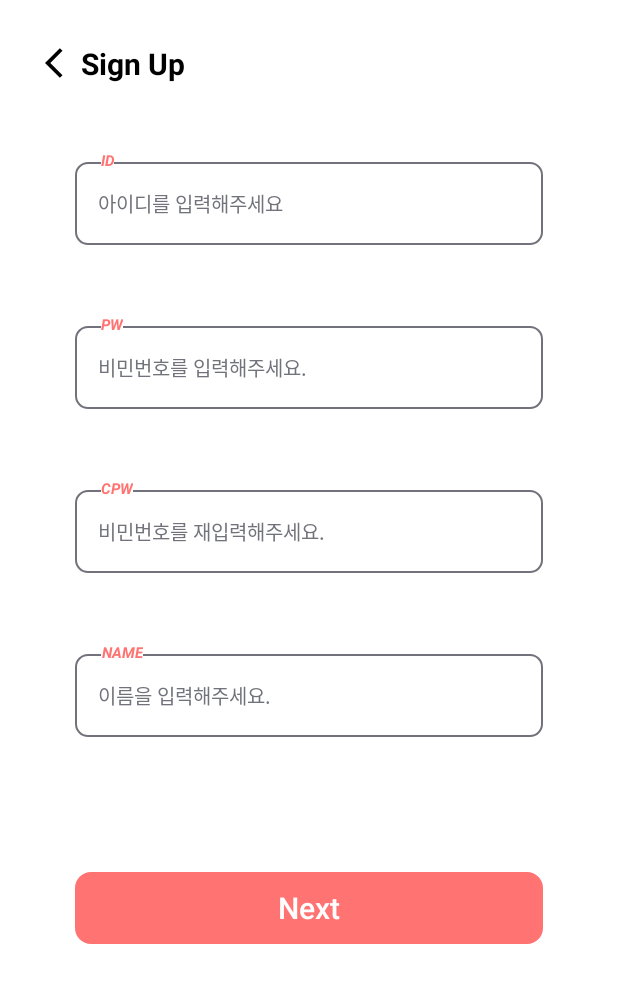
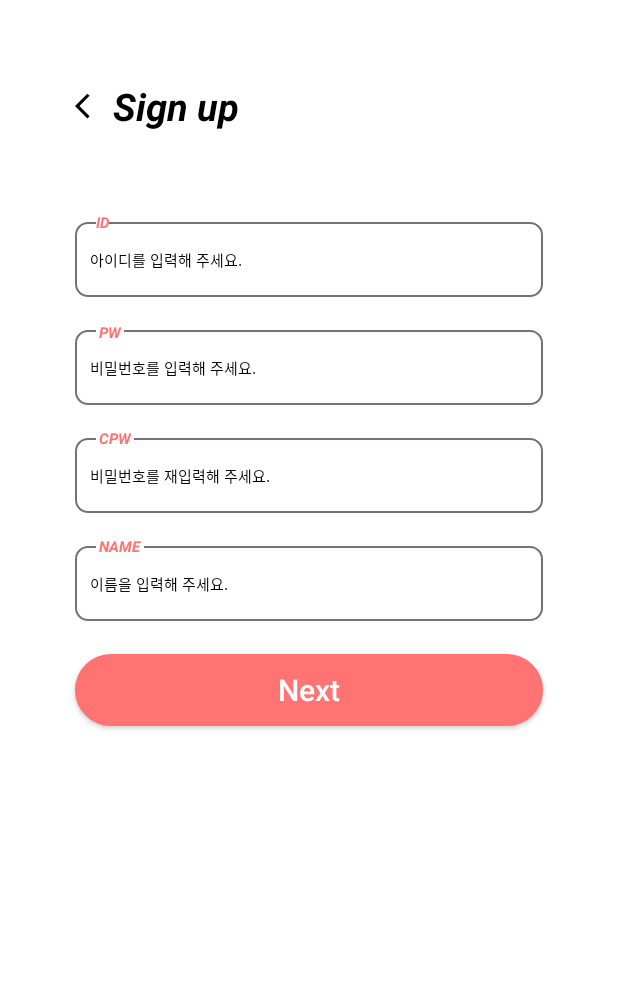
Before and after one commit to Depplication/Dion_kotlin, an Android app: the JoinActivity screen opened directly, with no data from a screen before it, on a phone screen of 412 x 824 dp. Shown: the top 983 px of the screen. Run offline under Robolectric (Android 15) with nearby library versions, the phone set to English and light mode, and no system bars; our stand-ins replace data binding; network calls fail.

Commit message:
Modify: 코드 전체적으로 수정

```diff
--- a/app/src/main/java/kr/hs/dion_kotlin/RetrofitBuilder.kt
+++ b/app/src/main/java/kr/hs/dion_kotlin/RetrofitBuilder.kt
@@ -8,7 +8,7 @@ import retrofit2.converter.gson.GsonConverterFactory
 object RetrofitBuilder {
     val okHttpClient = OkHttpClient.Builder().addInterceptor(AuthInterceptor()).build()
     var api: API
-    private var serverIP: String = "61.97.187.175:3309/"
+    private var serverIP: String = "61.97.187.175:8080/dion/"
 
     init {
         val retrofit = Retrofit.Builder()
--- /dev/null
+++ b/app/src/main/res/drawable/et_style.xml
@@ -0,0 +1,33 @@
+<?xml version="1.0" encoding="utf-8"?>
+
+<selector xmlns:android="http://schemas.android.com/apk/res/android">
+    <item android:state_focused="true">
+        <shape xmlns:android="http://schemas.android.com/apk/res/android" android:shape="rectangle">
+            <padding android:left="5dp"
+                android:top="5dp"
+                android:right="5dp"
+                android:bottom="5dp"/>
+            <stroke
+                android:width="1dp"
+                android:color="#FF613A" />
+            <corners android:radius="8dp"/>
+            <solid
+                android:color="#FFFFFF" />
+        </shape>
+    </item>
+
+    <item android:state_focused="false">
+        <shape xmlns:android="http://schemas.android.com/apk/res/android" android:shape="rectangle">
+            <padding android:left="5dp"
+                android:top="5dp"
+                android:right="5dp"
+                android:bottom="5dp"/>
+            <stroke
+                android:width="1dp"
+                android:color="@color/Gray" />
+            <corners android:radius="8dp"/>
+            <solid
+                android:color="#FFFFFF" />
+        </shape>
+    </item>
+</selector>
--- a/app/src/main/res/drawable/round_border_gray.xml
+++ /dev/null
@@ -1,10 +0,0 @@
-<?xml version="1.0" encoding="utf-8"?>
-<shape xmlns:android="http://schemas.android.com/apk/res/android">
-    <padding android:left="5dp"
-        android:top="5dp"
-        android:right="5dp"
-        android:bottom="5dp"/>
-    <corners android:radius="8dp" />
-    <stroke android:width="1dp" android:color="@color/Gray"/>
-    <solid android:color="@null"/>
-</shape>
--- a/app/src/main/res/drawable/round_full_main.xml
+++ b/app/src/main/res/drawable/round_full_main.xml
@@ -1,6 +1,6 @@
 <?xml version="1.0" encoding="utf-8"?>
 <shape xmlns:android="http://schemas.android.com/apk/res/android">
-    <corners android:radius="10dp" />
+    <corners android:radius="50dp" />
     <stroke android:width="1dp" android:color="@color/MainColor"/>
     <solid android:color="@color/MainColor"/>
 </shape>
--- a/app/src/main/res/layout/activity_join.xml
+++ b/app/src/main/res/layout/activity_join.xml
@@ -23,196 +23,200 @@
             android:focusableInTouchMode="true"
             android:padding="10dp" >
 
-            <ImageView
-                android:id="@+id/back_arrow"
+            <LinearLayout
+                android:id="@+id/back_layout"
+                android:layout_width="0dp"
+                android:layout_height="wrap_content"
+                android:layout_marginHorizontal="40dp"
+                android:layout_marginTop="43dp"
+                android:gravity="center_vertical"
+                android:orientation="horizontal"
+                app:layout_constraintEnd_toEndOf="parent"
+                app:layout_constraintStart_toStartOf="parent"
+                app:layout_constraintTop_toTopOf="parent">
+
+                <ImageView
+                    android:id="@+id/back_Arrow"
+                    android:layout_width="20dp"
+                    android:layout_height="20dp"
+                    android:src="@drawable/back_arrow" />
+
+                <TextView
+                    android:id="@+id/M2"
+                    android:layout_width="wrap_content"
+                    android:layout_height="wrap_content"
+                    android:paddingLeft="5dp"
+                    android:text="Sign up"
+                    android:textColor="@color/black"
+                    android:textSize="25dp"
+                    android:textStyle="italic|bold" />
+            </LinearLayout>
+
+
+            <EditText
+                android:id="@+id/id_call_et"
+                android:layout_width="0dp"
+                android:layout_height="50dp"
+                android:layout_marginTop="60dp"
+                android:autofillHints="name"
+                android:background="@drawable/et_style"
+                android:hint="아이디를 입력해 주세요."
+                android:paddingLeft="10dp"
+                android:textColor="@color/black"
+                android:textColorHint="@color/black"
+                android:textSize="10sp"
+                app:layout_constraintEnd_toEndOf="@id/back_layout"
+                app:layout_constraintStart_toStartOf="@id/back_layout"
+                app:layout_constraintTop_toBottomOf="@id/back_layout" />
+
+            <TextView
+                android:id="@+id/tv_id_call"
                 android:layout_width="wrap_content"
                 android:layout_height="wrap_content"
-                android:src="@drawable/back_arrow"
-                app:layout_constraintTop_toTopOf="parent"
-                app:layout_constraintStart_toStartOf="parent"
-                android:layout_marginTop="20dp"
-                android:layout_marginStart="20dp" />
-
-            <TextView
-                android:layout_width="wrap_content"
-                android:layout_height="wrap_content"
-                android:text="Sign Up"
-                android:textColor="@color/black"
-                android:textSize="20sp"
-                android:textStyle="bold"
-                app:layout_constraintStart_toEndOf="@id/back_arrow"
-                app:layout_constraintTop_toTopOf="@id/back_arrow"
-                app:layout_constraintBottom_toBottomOf="@id/back_arrow" />
-
-            <TextView
-                android:id="@+id/tv_Id_Call"
-                android:layout_width="wrap_content"
-                android:layout_height="wrap_content"
-                android:layout_marginStart="57dp"
-                android:layout_marginTop="46dp"
+                android:layout_marginStart="54dp"
+                android:layout_marginTop="53dp"
                 android:background="@color/white"
-                android:gravity="center"
                 android:text="ID"
                 android:textColor="@color/MainColor"
                 android:textSize="10sp"
-                android:textStyle="bold|italic"
+                android:textStyle="italic|bold"
                 app:layout_constraintStart_toStartOf="parent"
-                app:layout_constraintTop_toBottomOf="@id/back_arrow" />
+                app:layout_constraintTop_toBottomOf="@id/back_layout" />
 
+
+            <!--1-->
             <EditText
-                android:id="@+id/Id_Call_ET"
-                android:layout_width="match_parent"
-                android:layout_height="wrap_content"
-                android:layout_marginStart="40dp"
-                android:layout_marginTop="8dp"
-                android:layout_marginEnd="40dp"
-                android:background="@drawable/round_border_gray"
-                android:hint="아이디를 입력해주세요"
-                android:paddingStart="15dp"
+                android:id="@+id/pw_address_et"
+                android:layout_width="0dp"
+                android:layout_height="50dp"
+                android:layout_marginTop="22dp"
+                android:autofillHints="name"
+                android:background="@drawable/et_style"
+                android:hint="비밀번호를 입력해 주세요."
                 android:paddingLeft="10dp"
-                android:paddingTop="17dp"
-                android:paddingBottom="17dp"
-                android:singleLine="true"
-                android:textColorHint="@color/Gray"
-                android:textSize="13sp"
-                app:layout_constraintTop_toTopOf="@id/tv_Id_Call" />
-
-            <TextView
-                android:id="@+id/tv_Pw_Address"
-                android:layout_width="wrap_content"
-                android:layout_height="wrap_content"
-                android:layout_marginTop="46dp"
-                android:background="@color/white"
-                android:gravity="center"
-                android:text="PW"
-                android:textColor="@color/MainColor"
+                android:textColor="@color/black"
+                android:textColorHint="@color/black"
                 android:textSize="10sp"
-                android:textStyle="bold|italic"
-                app:layout_constraintStart_toStartOf="@id/tv_Id_Call"
-                app:layout_constraintTop_toBottomOf="@id/Id_Call_ET" />
-
-            <EditText
-                android:id="@+id/Pw_Address_ET"
-                android:layout_width="match_parent"
-                android:layout_height="wrap_content"
-                android:layout_marginStart="40dp"
-                android:layout_marginTop="8dp"
-                android:layout_marginEnd="40dp"
-                android:background="@drawable/round_border_gray"
-                android:hint="비민번호를 입력해주세요."
-                android:paddingStart="15dp"
-                android:paddingLeft="10dp"
-                android:paddingTop="17dp"
-                android:paddingBottom="17dp"
-                android:singleLine="true"
-                android:textColorHint="@color/Gray"
-                android:textSize="13sp"
-                app:layout_constraintTop_toTopOf="@id/tv_Pw_Address" />
+                app:layout_constraintEnd_toEndOf="@id/back_layout"
+                app:layout_constraintStart_toStartOf="@id/back_layout"
+                app:layout_constraintTop_toBottomOf="@id/id_call_et" />
 
             <ImageView
-                android:id="@+id/Address_Btn"
-                android:layout_marginVertical="15dp"
+                android:id="@+id/address_btn"
                 android:layout_width="wrap_content"
                 android:layout_height="0dp"
                 android:adjustViewBounds="true"
                 android:src="@drawable/search"
-                app:layout_constraintTop_toTopOf="@id/Pw_Address_ET"
-                app:layout_constraintBottom_toBottomOf="@id/Pw_Address_ET"
-                app:layout_constraintEnd_toEndOf="@id/Pw_Address_ET"
-                android:layout_marginEnd="10dp"
-                android:visibility="gone"/>
+                android:visibility="gone"
+                app:layout_constraintTop_toTopOf="@id/pw_address_et"
+                app:layout_constraintBottom_toBottomOf="@id/pw_address_et"
+                app:layout_constraintEnd_toEndOf="@id/pw_address_et"
+                android:layout_margin="10dp" />
 
             <TextView
-                android:id="@+id/tv_CPw_Bank"
+                android:id="@+id/tv_pw_address"
                 android:layout_width="wrap_content"
                 android:layout_height="wrap_content"
-                android:layout_marginTop="46dp"
+                android:layout_marginTop="59dp"
                 android:background="@color/white"
-                android:gravity="center"
+                android:paddingHorizontal="2dp"
+                android:text="PW"
+                android:textColor="@color/MainColor"
+                android:textSize="10sp"
+                android:textStyle="italic|bold"
+                app:layout_constraintStart_toStartOf="@id/tv_id_call"
+                app:layout_constraintTop_toBottomOf="@id/tv_id_call" />
+
+            <!--2-->
+
+            <EditText
+                android:id="@+id/cpw_bank_et"
+                android:layout_width="0dp"
+                android:layout_height="50dp"
+                android:layout_marginTop="22dp"
+                android:autofillHints="password"
+                android:background="@drawable/et_style"
+                android:hint="비밀번호를 재입력해 주세요."
+                android:paddingLeft="10dp"
+                android:textColorHint="@color/black"
+                android:textSize="10sp"
+                app:layout_constraintEnd_toEndOf="@id/back_layout"
+                app:layout_constraintStart_toStartOf="@id/back_layout"
+                app:layout_constraintTop_toBottomOf="@id/pw_address_et" />
+
+            <ImageView
+                android:id="@+id/bank_btn"
+                android:layout_width="wrap_content"
+                android:layout_height="0dp"
+                android:adjustViewBounds="true"
+                app:layout_constraintTop_toTopOf="@id/cpw_bank_et"
+                app:layout_constraintBottom_toBottomOf="@id/cpw_bank_et"
+                app:layout_constraintEnd_toEndOf="@id/cpw_bank_et"
+                android:src="@drawable/forward_arrow"
+                android:visibility="gone"
+                android:layout_margin="10dp" />
+
+            <TextView
+                android:id="@+id/tv_cpw_bank"
+                android:layout_width="wrap_content"
+                android:layout_height="wrap_content"
+                android:layout_marginTop="15dp"
+                android:background="@color/white"
+                android:paddingHorizontal="2dp"
                 android:text="CPW"
                 android:textColor="@color/MainColor"
                 android:textSize="10sp"
-                android:textStyle="bold|italic"
-                app:layout_constraintStart_toStartOf="@id/tv_Pw_Address"
-                app:layout_constraintTop_toBottomOf="@id/Pw_Address_ET" />
+                android:textStyle="italic|bold"
+                app:layout_constraintStart_toStartOf="@id/tv_pw_address"
+                app:layout_constraintTop_toBottomOf="@id/pw_address_et" />
 
+
+            <!--3-->
             <EditText
-                android:id="@+id/CPw_Bank_ET"
-                android:layout_width="match_parent"
-                android:layout_height="wrap_content"
-                android:layout_marginStart="40dp"
-                android:layout_marginTop="8dp"
-                android:layout_marginEnd="40dp"
-                android:background="@drawable/round_border_gray"
-                android:hint="비민번호를 재입력해주세요."
-                android:paddingStart="15dp"
+                android:id="@+id/name_account_et"
+                android:layout_width="0dp"
+                android:layout_height="50dp"
+                android:layout_marginTop="22dp"
+                android:autofillHints="name"
+                android:background="@drawable/et_style"
+                android:hint="이름을 입력해 주세요."
                 android:paddingLeft="10dp"
-                android:paddingTop="17dp"
-                android:paddingBottom="17dp"
-                android:singleLine="true"
-                android:textColorHint="@color/Gray"
-                android:textSize="13sp"
-                app:layout_constraintTop_toTopOf="@id/tv_CPw_Bank" />
-
-            <ImageView
-                android:layout_marginVertical="15dp"
-                android:adjustViewBounds="true"
-                android:id="@+id/Bank_Btn"
-                android:layout_width="wrap_content"
-                android:layout_height="0dp"
-                android:src="@drawable/forward_arrow"
-                app:layout_constraintTop_toTopOf="@id/CPw_Bank_ET"
-                app:layout_constraintBottom_toBottomOf="@id/CPw_Bank_ET"
-                app:layout_constraintEnd_toEndOf="@id/CPw_Bank_ET"
-                android:layout_marginEnd="10dp"
-                android:visibility="gone" />
+                android:textColorHint="@color/black"
+                android:textSize="10sp"
+                app:layout_constraintEnd_toEndOf="@id/back_layout"
+                app:layout_constraintStart_toStartOf="@id/back_layout"
+                app:layout_constraintTop_toBottomOf="@id/cpw_bank_et" />
 
             <TextView
-                android:id="@+id/tv_Name_Account"
+                android:id="@+id/tv_name_account"
                 android:layout_width="wrap_content"
                 android:layout_height="wrap_content"
-                android:layout_marginTop="46dp"
+                android:layout_marginTop="15dp"
                 android:background="@color/white"
-                android:gravity="center"
+                android:paddingHorizontal="2dp"
                 android:text="NAME"
                 android:textColor="@color/MainColor"
                 android:textSize="10sp"
-                android:textStyle="bold|italic"
-                app:layout_constraintStart_toStartOf="@id/tv_CPw_Bank"
-                app:layout_constraintTop_toBottomOf="@id/CPw_Bank_ET" />
-
-            <EditText
-                android:id="@+id/Name_Account_ET"
-                android:layout_width="match_parent"
-                android:layout_height="wrap_content"
-                android:layout_marginStart="40dp"
-                android:layout_marginTop="8dp"
-                android:layout_marginEnd="40dp"
-                android:background="@drawable/round_border_gray"
-                android:hint="이름을 입력해주세요."
-                android:paddingStart="15dp"
-                android:paddingLeft="10dp"
-                android:paddingTop="17dp"
-                android:paddingBottom="17dp"
-                android:singleLine="true"
-                android:textColorHint="@color/Gray"
-                android:textSize="13sp"
-                app:layout_constraintTop_toTopOf="@id/tv_Name_Account" />
+                android:textStyle="italic|bold"
+                app:layout_constraintStart_toStartOf="@id/tv_id_call"
+                app:layout_constraintTop_toBottomOf="@id/cpw_bank_et" />
 
 
             <androidx.appcompat.widget.AppCompatButton
-                android:id="@+id/Next_Join_Btn"
-                android:layout_width="match_parent"
+                app:layout_constraintTop_toBottomOf="@id/name_account_et"
+                android:id="@+id/next_btn"
+                android:layout_width="0dp"
                 android:layout_height="wrap_content"
-                android:layout_marginStart="40dp"
-                android:layout_marginTop="90dp"
-                android:layout_marginEnd="40dp"
+                android:layout_gravity="center"
                 android:background="@drawable/round_full_main"
                 android:text="Next"
+                android:layout_marginVertical="22dp"
                 android:textAllCaps="false"
                 android:textColor="@color/white"
-                android:textSize="20sp"
-                app:layout_constraintTop_toBottomOf="@id/Name_Account_ET" />
+                android:textSize="20dp"
+                app:layout_constraintBottom_toBottomOf="parent"
+                app:layout_constraintEnd_toEndOf="@id/back_layout"
+                app:layout_constraintStart_toStartOf="@id/back_layout" />
 
 
 
--- a/app/src/main/res/layout/activity_login.xml
+++ b/app/src/main/res/layout/activity_login.xml
@@ -20,6 +20,7 @@
         android:padding="10dp" >
 
         <TextView
+            android:includeFontPadding="false"
             android:id="@+id/Main_Title"
             android:layout_width="match_parent"
             android:layout_height="wrap_content"
@@ -70,7 +71,7 @@
             android:layout_marginStart="40dp"
             android:layout_marginTop="8dp"
             android:layout_marginEnd="40dp"
-            android:background="@drawable/round_border_gray"
+            android:background="@drawable/et_style"
             android:hint="아이디를 입력하세요."
             android:paddingStart="15dp"
             android:paddingLeft="10dp"
@@ -103,7 +104,7 @@
             android:layout_marginStart="40dp"
             android:layout_marginTop="8dp"
             android:layout_marginEnd="40dp"
-            android:background="@drawable/round_border_gray"
+            android:background="@drawable/et_style"
             android:hint="비밀번호를 입력하세요."
             android:paddingStart="15dp"
             android:paddingLeft="13dp"
--- a/app/src/main/res/layout/promotion_list_item.xml
+++ b/app/src/main/res/layout/promotion_list_item.xml
@@ -25,7 +25,7 @@
             android:layout_height="100dp"
             app:layout_constraintTop_toTopOf="parent"
             app:layout_constraintStart_toStartOf="parent"
-            android:background="@drawable/round_border_gray" />
+            android:background="@drawable/et_style" />
 
         <TextView
             android:id="@+id/Title_Text"
```
Also changed, not shown: app/src/main/java/kr/hs/dion_kotlin/JoinActivity.kt (+53 -59 lines), app/src/main/java/kr/hs/dion_kotlin/LoginActivity.kt (+4 -17 lines), app/src/main/java/kr/hs/dion_kotlin/PointLogActivity.kt (+0 -12 lines), app/src/main/java/kr/hs/dion_kotlin/Prefs.kt (+4 -4 lines), app/src/main/res/layout/activity_my_info.xml (+4 -4 lines), app/src/main/res/layout/activity_update_profile.xml (+5 -5 lines).
